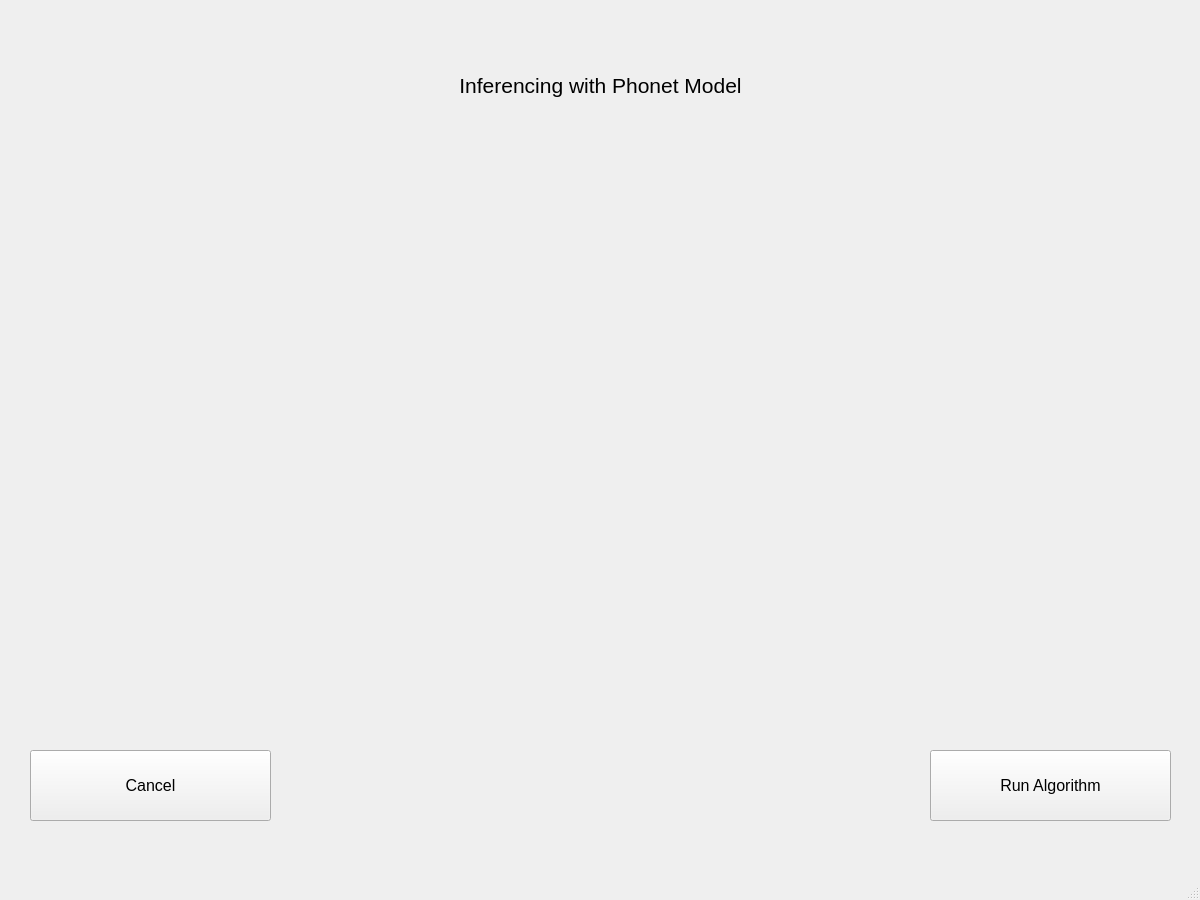
This is ui/InferencingUI.ui in oliviadinicola/LIPS as Qt 5 draws it before an edit. The edited form follows.
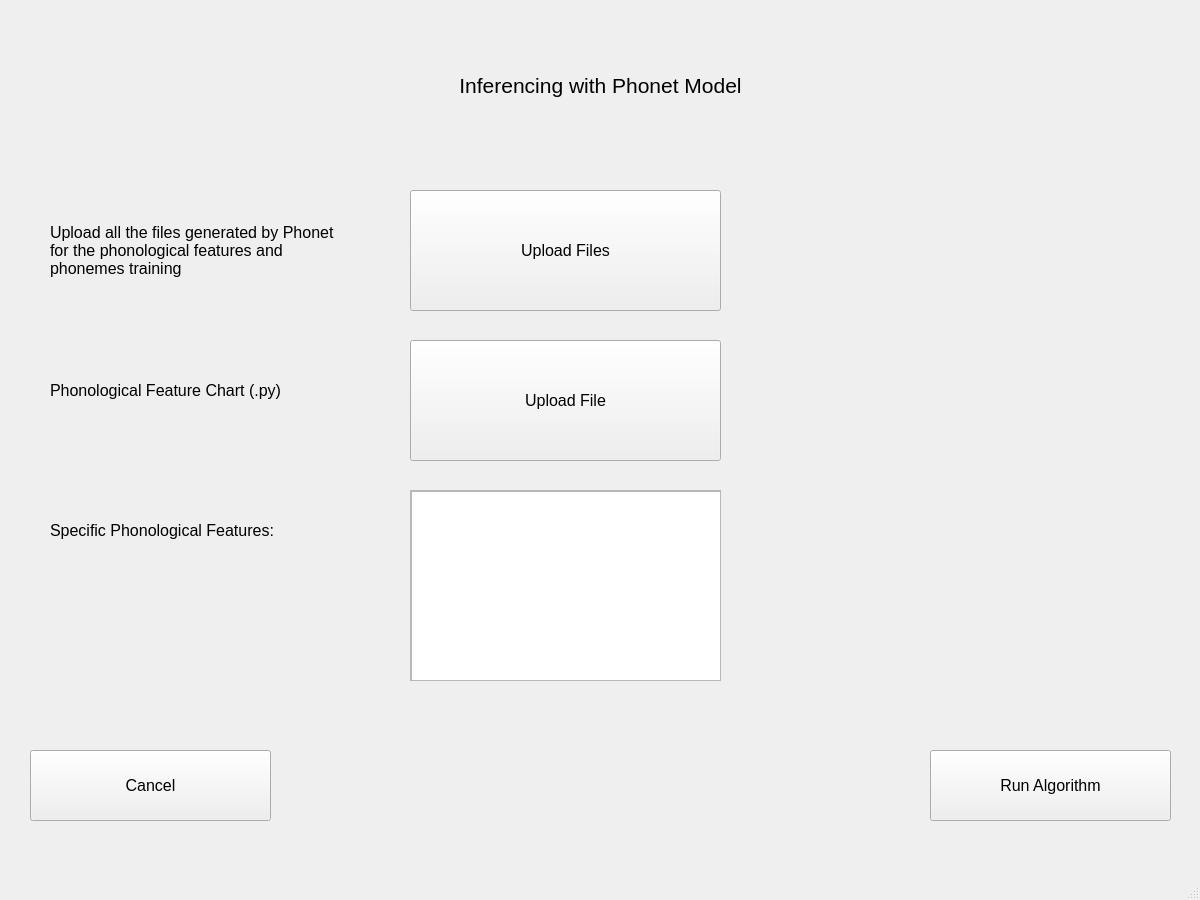
This is the edited form.

Patch:
```diff
--- a/ui/InferencingUI.ui
+++ b/ui/InferencingUI.ui
@@ -71,6 +71,138 @@
      <string>Cancel</string>
     </property>
    </widget>
+   <widget class="QLabel" name="label_2">
+    <property name="geometry">
+     <rect>
+      <x>50</x>
+      <y>200</y>
+      <width>301</width>
+      <height>101</height>
+     </rect>
+    </property>
+    <property name="font">
+     <font>
+      <pointsize>12</pointsize>
+     </font>
+    </property>
+    <property name="text">
+     <string>Upload all the files generated by Phonet for the phonological features and phonemes training</string>
+    </property>
+    <property name="wordWrap">
+     <bool>true</bool>
+    </property>
+   </widget>
+   <widget class="QPushButton" name="uploadPhonetFilesButton">
+    <property name="geometry">
+     <rect>
+      <x>410</x>
+      <y>190</y>
+      <width>311</width>
+      <height>121</height>
+     </rect>
+    </property>
+    <property name="font">
+     <font>
+      <pointsize>12</pointsize>
+     </font>
+    </property>
+    <property name="text">
+     <string>Upload Files</string>
+    </property>
+   </widget>
+   <widget class="QLabel" name="label_3">
+    <property name="geometry">
+     <rect>
+      <x>50</x>
+      <y>340</y>
+      <width>301</width>
+      <height>101</height>
+     </rect>
+    </property>
+    <property name="font">
+     <font>
+      <pointsize>12</pointsize>
+     </font>
+    </property>
+    <property name="text">
+     <string>Phonological Feature Chart (.py)</string>
+    </property>
+    <property name="wordWrap">
+     <bool>true</bool>
+    </property>
+   </widget>
+   <widget class="QPushButton" name="uploadFeatureChartButton">
+    <property name="geometry">
+     <rect>
+      <x>410</x>
+      <y>340</y>
+      <width>311</width>
+      <height>121</height>
+     </rect>
+    </property>
+    <property name="font">
+     <font>
+      <pointsize>12</pointsize>
+     </font>
+    </property>
+    <property name="text">
+     <string>Upload File</string>
+    </property>
+   </widget>
+   <widget class="QLabel" name="label_4">
+    <property name="geometry">
+     <rect>
+      <x>50</x>
+      <y>480</y>
+      <width>301</width>
+      <height>101</height>
+     </rect>
+    </property>
+    <property name="font">
+     <font>
+      <pointsize>12</pointsize>
+     </font>
+    </property>
+    <property name="text">
+     <string>Specific Phonological Features:</string>
+    </property>
+    <property name="wordWrap">
+     <bool>true</bool>
+    </property>
+   </widget>
+   <widget class="QScrollArea" name="scrollArea">
+    <property name="geometry">
+     <rect>
+      <x>410</x>
+      <y>490</y>
+      <width>311</width>
+      <height>191</height>
+     </rect>
+    </property>
+    <property name="widgetResizable">
+     <bool>true</bool>
+    </property>
+    <widget class="QWidget" name="scrollAreaWidgetContents">
+     <property name="geometry">
+      <rect>
+       <x>0</x>
+       <y>0</y>
+       <width>309</width>
+       <height>189</height>
+      </rect>
+     </property>
+     <widget class="QListWidget" name="listOfPhonologicalFeatures">
+      <property name="geometry">
+       <rect>
+        <x>0</x>
+        <y>0</y>
+        <width>311</width>
+        <height>192</height>
+       </rect>
+      </property>
+     </widget>
+    </widget>
+   </widget>
   </widget>
   <widget class="QMenuBar" name="menubar">
    <property name="geometry">
```
